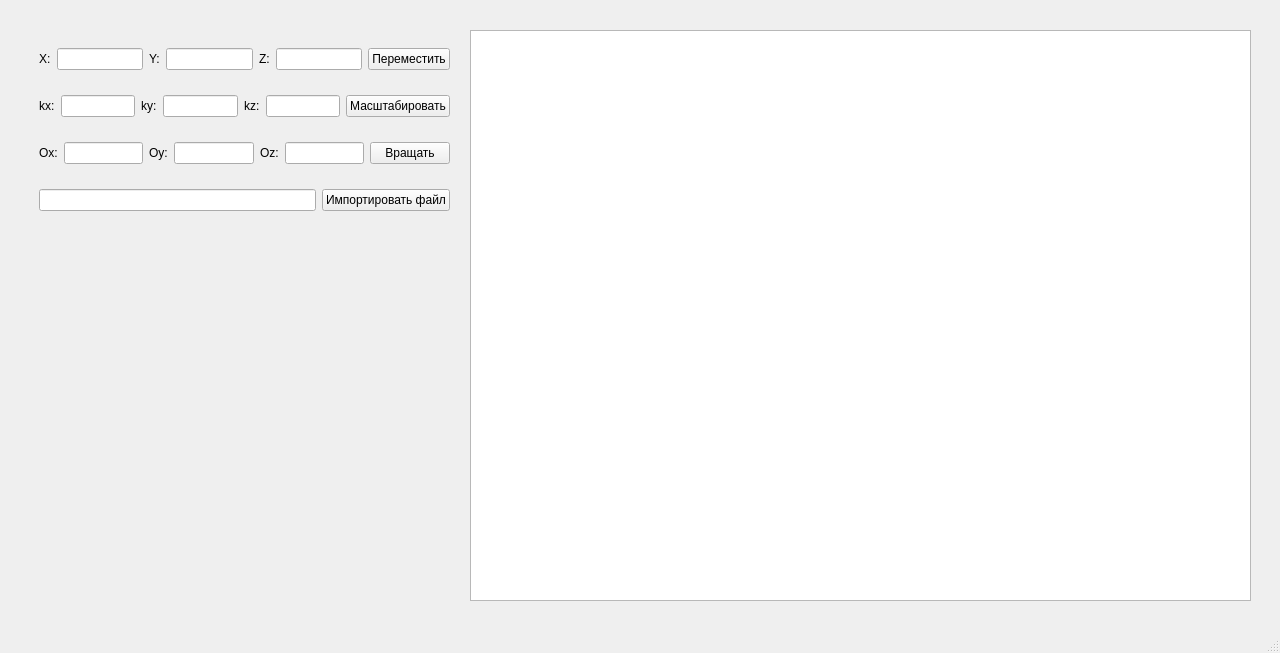
This is lab_01/mainwindow.ui in SINdeletE/OOP as Qt 5 draws it before an edit. The edited form follows.
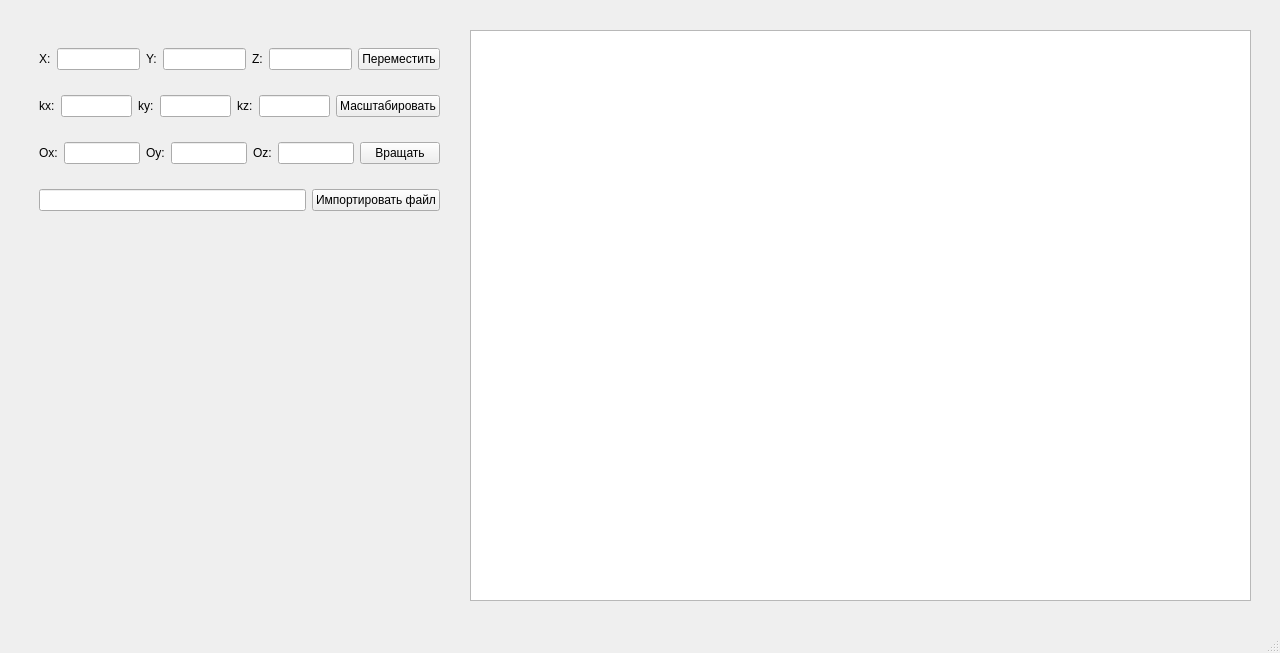
This is the edited form.

Diff of the .ui file:
```diff
--- a/lab_01/mainwindow.ui
+++ b/lab_01/mainwindow.ui
@@ -25,7 +25,7 @@
      <rect>
       <x>39</x>
       <y>29</y>
-      <width>411</width>
+      <width>401</width>
       <height>201</height>
      </rect>
     </property>
```
Left out of the diff: 28 changed lines with no effect on the pictures.
